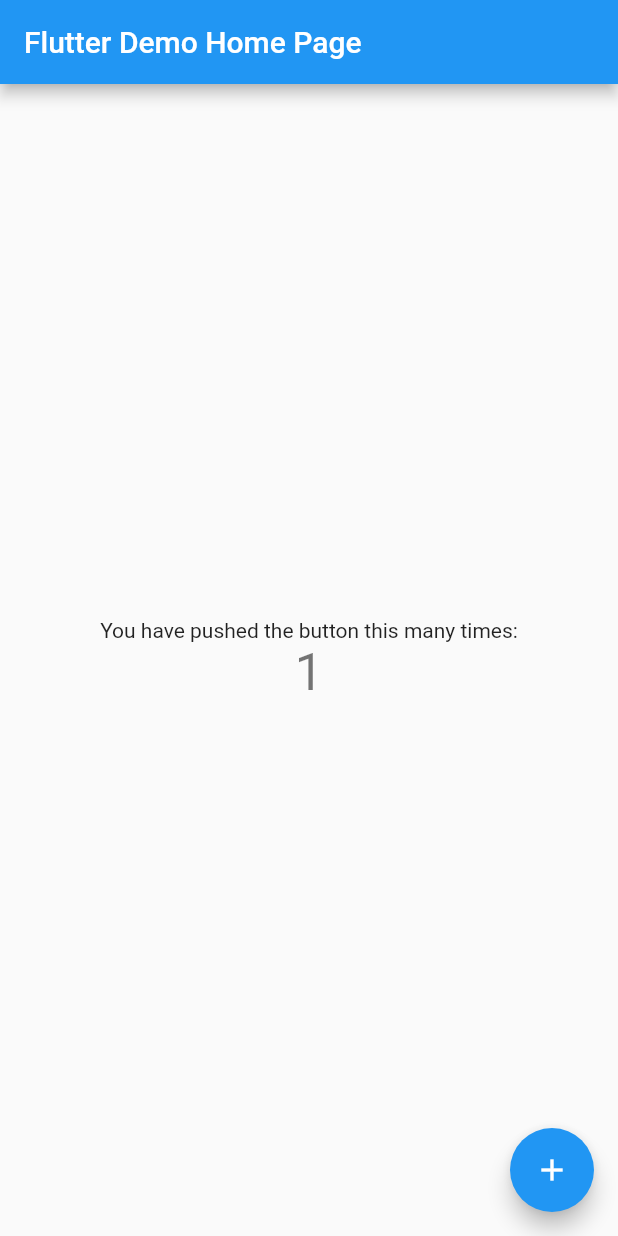
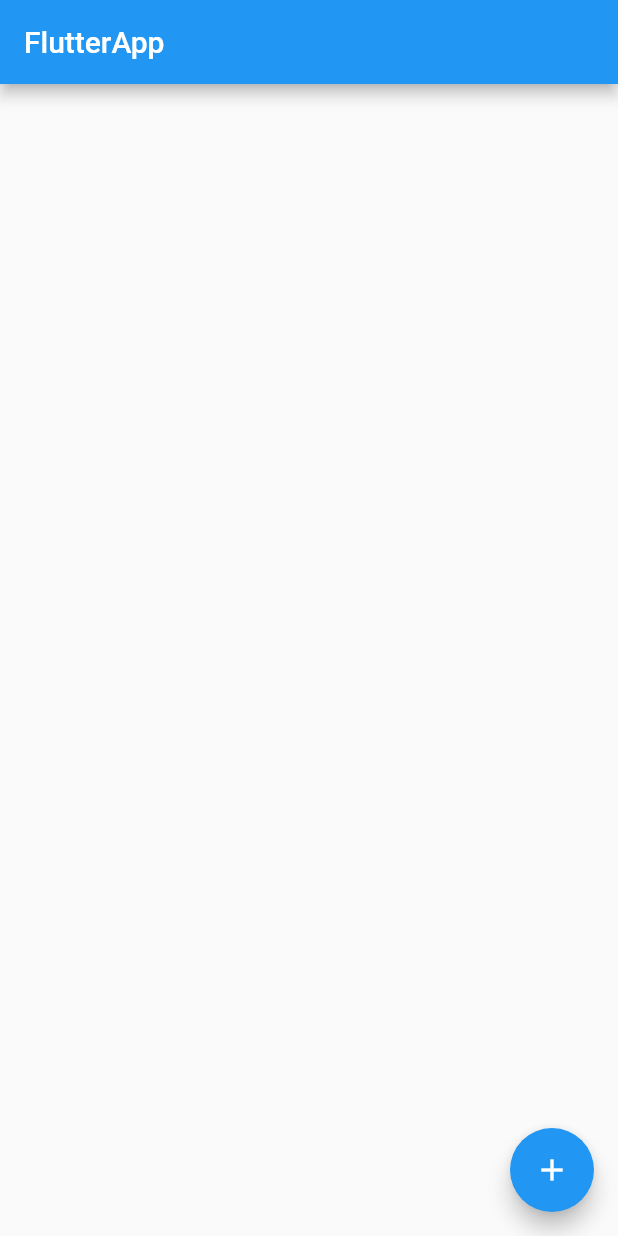
Before and after one commit to yehuijifeng/FlutterApp, a Flutter app: the screen it shows after launch, after a tap on the "add" icon, on a phone screen of 412 x 824 dp. Run offline on Flutter 3.47's test engine with Material 2 defaults, Android fonts, the phone set to English and light mode, and no system bars.

Commit message:
Flutter范例

```diff
--- a/lib/main.dart
+++ b/lib/main.dart
@@ -5,111 +5,40 @@ void main() {
 }
 
 class MyApp extends StatelessWidget {
-  // This widget is the root of your application.
   @override
   Widget build(BuildContext context) {
     return MaterialApp(
       title: 'Flutter Demo',
       theme: ThemeData(
-        // This is the theme of your application.
-        //
-        // Try running your application with "flutter run". You'll see the
-        // application has a blue toolbar. Then, without quitting the app, try
-        // changing the primarySwatch below to Colors.green and then invoke
-        // "hot reload" (press "r" in the console where you ran "flutter run",
-        // or simply save your changes to "hot reload" in a Flutter IDE).
-        // Notice that the counter didn't reset back to zero; the application
-        // is not restarted.
         primarySwatch: Colors.blue,
-        // This makes the visual density adapt to the platform that you run
-        // the app on. For desktop platforms, the controls will be smaller and
-        // closer together (more dense) than on mobile platforms.
         visualDensity: VisualDensity.adaptivePlatformDensity,
       ),
-      home: MyHomePage(title: 'Flutter Demo Home Page'),
+      home: MyHomePage(),
     );
   }
 }
 
 class MyHomePage extends StatefulWidget {
-  MyHomePage({Key key, this.title}) : super(key: key);
-
-  // This widget is the home page of your application. It is stateful, meaning
-  // that it has a State object (defined below) that contains fields that affect
-  // how it looks.
-
-  // This class is the configuration for the state. It holds the values (in this
-  // case the title) provided by the parent (in this case the App widget) and
-  // used by the build method of the State. Fields in a Widget subclass are
-  // always marked "final".
-
-  final String title;
-
   @override
   _MyHomePageState createState() => _MyHomePageState();
 }
 
 class _MyHomePageState extends State<MyHomePage> {
-  int _counter = 0;
-
-  void _incrementCounter() {
-    setState(() {
-      // This call to setState tells the Flutter framework that something has
-      // changed in this State, which causes it to rerun the build method below
-      // so that the display can reflect the updated values. If we changed
-      // _counter without calling setState(), then the build method would not be
-      // called again, and so nothing would appear to happen.
-      _counter++;
-    });
-  }
-
   @override
   Widget build(BuildContext context) {
-    // This method is rerun every time setState is called, for instance as done
-    // by the _incrementCounter method above.
-    //
-    // The Flutter framework has been optimized to make rerunning build methods
-    // fast, so that you can just rebuild anything that needs updating rather
-    // than having to individually change instances of widgets.
     return Scaffold(
       appBar: AppBar(
-        // Here we take the value from the MyHomePage object that was created by
-        // the App.build method, and use it to set our appbar title.
-        title: Text(widget.title),
+        title: Text('FlutterApp'),
       ),
       body: Center(
-        // Center is a layout widget. It takes a single child and positions it
-        // in the middle of the parent.
         child: Column(
-          // Column is also a layout widget. It takes a list of children and
-          // arranges them vertically. By default, it sizes itself to fit its
-          // children horizontally, and tries to be as tall as its parent.
-          //
-          // Invoke "debug painting" (press "p" in the console, choose the
-          // "Toggle Debug Paint" action from the Flutter Inspector in Android
-          // Studio, or the "Toggle Debug Paint" command in Visual Studio Code)
-          // to see the wireframe for each widget.
-          //
-          // Column has various properties to control how it sizes itself and
-          // how it positions its children. Here we use mainAxisAlignment to
-          // center the children vertically; the main axis here is the vertical
-          // axis because Columns are vertical (the cross axis would be
-          // horizontal).
           mainAxisAlignment: MainAxisAlignment.center,
-          children: <Widget>[
-            Text(
-              'You have pushed the button this many times:',
-            ),
-            Text(
-              '$_counter',
-              style: Theme.of(context).textTheme.headline4,
-            ),
-          ],
+          children: <Widget>[],
         ),
       ),
       floatingActionButton: FloatingActionButton(
-        onPressed: _incrementCounter,
-        tooltip: 'Increment',
+        onPressed: () {},
+        tooltip: 'Add',
         child: Icon(Icons.add),
       ), // This trailing comma makes auto-formatting nicer for build methods.
     );
```
Also changed, not shown: 3 other files.
